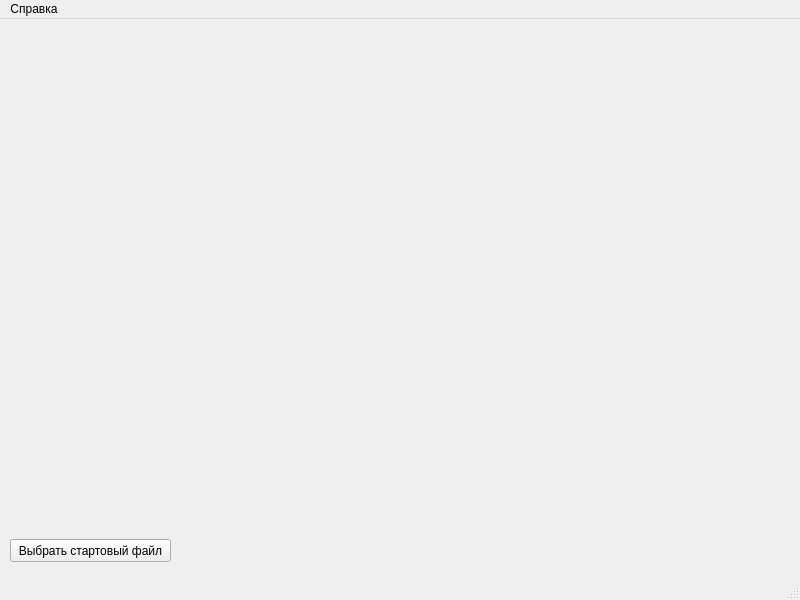
Old version of the form ui_windows/MainWindow.ui in the repository Bors1k/dohody_adb_sverka.
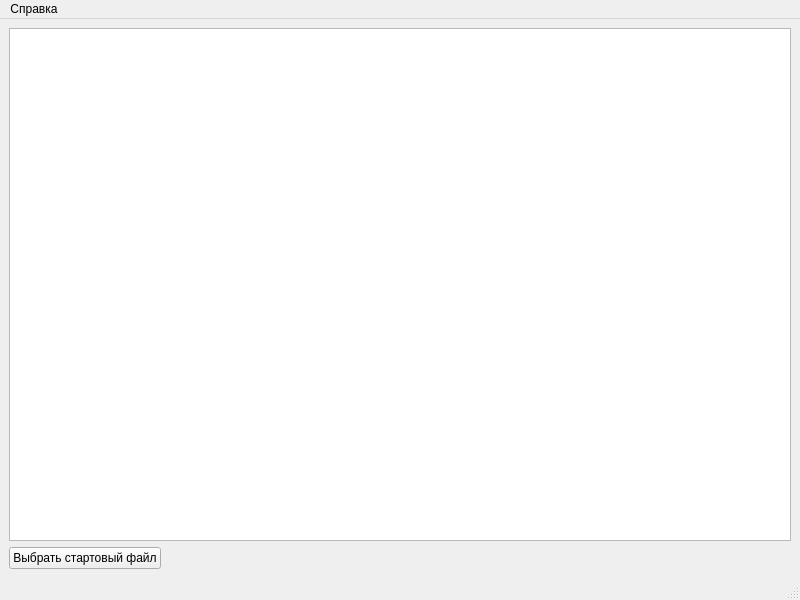
New version of the form.

```diff
--- a/ui_windows/MainWindow.ui
+++ b/ui_windows/MainWindow.ui
@@ -14,19 +14,48 @@
    <string>MainWindow</string>
   </property>
   <widget class="QWidget" name="centralwidget">
-   <widget class="QPushButton" name="pbutton_choose_files">
-    <property name="geometry">
-     <rect>
-      <x>10</x>
-      <y>520</y>
-      <width>161</width>
-      <height>23</height>
-     </rect>
-    </property>
-    <property name="text">
-     <string>Выбрать стартовый файл</string>
-    </property>
-   </widget>
+   <layout class="QVBoxLayout" name="verticalLayout_2">
+    <item>
+     <layout class="QVBoxLayout" name="verticalLayout">
+      <item>
+       <widget class="QTextEdit" name="txt_edit_protokol">
+        <property name="font">
+         <font>
+          <pointsize>12</pointsize>
+         </font>
+        </property>
+        <property name="autoFillBackground">
+         <bool>false</bool>
+        </property>
+       </widget>
+      </item>
+      <item>
+       <layout class="QHBoxLayout" name="horizontalLayout">
+        <item>
+         <widget class="QPushButton" name="pbutton_choose_files">
+          <property name="text">
+           <string>Выбрать стартовый файл</string>
+          </property>
+         </widget>
+        </item>
+        <item>
+         <spacer name="horizontalSpacer">
+          <property name="orientation">
+           <enum>Qt::Horizontal</enum>
+          </property>
+          <property name="sizeHint" stdset="0">
+           <size>
+            <width>40</width>
+            <height>20</height>
+           </size>
+          </property>
+         </spacer>
+        </item>
+       </layout>
+      </item>
+     </layout>
+    </item>
+   </layout>
   </widget>
   <widget class="QMenuBar" name="menubar">
    <property name="geometry">
```
